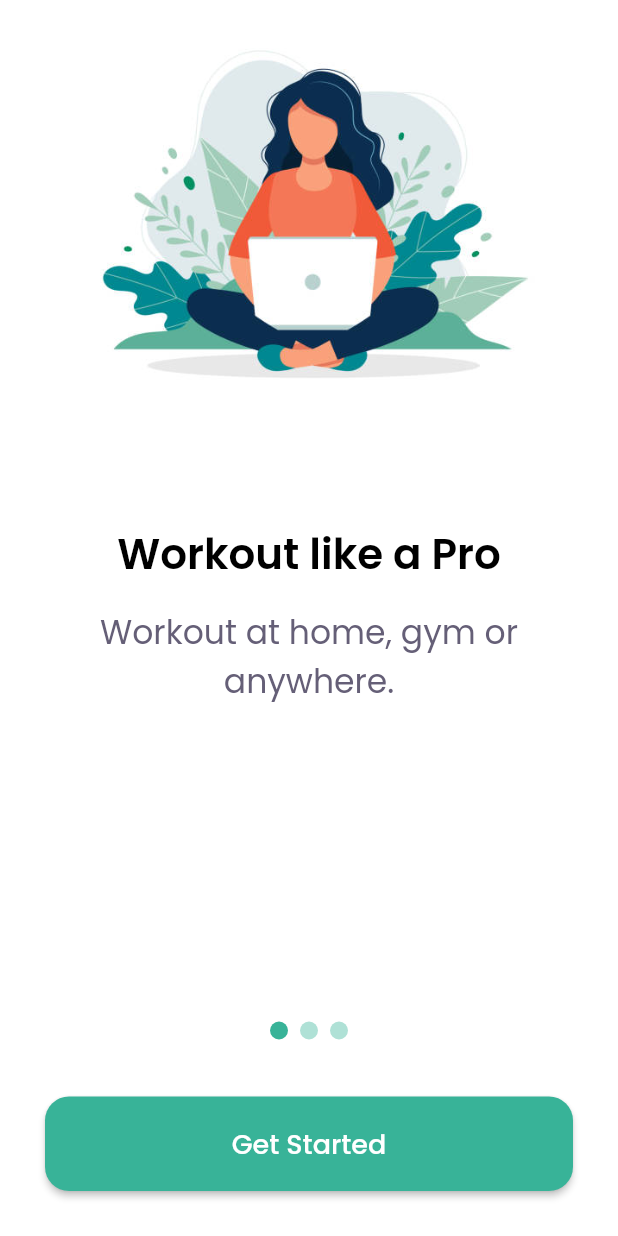
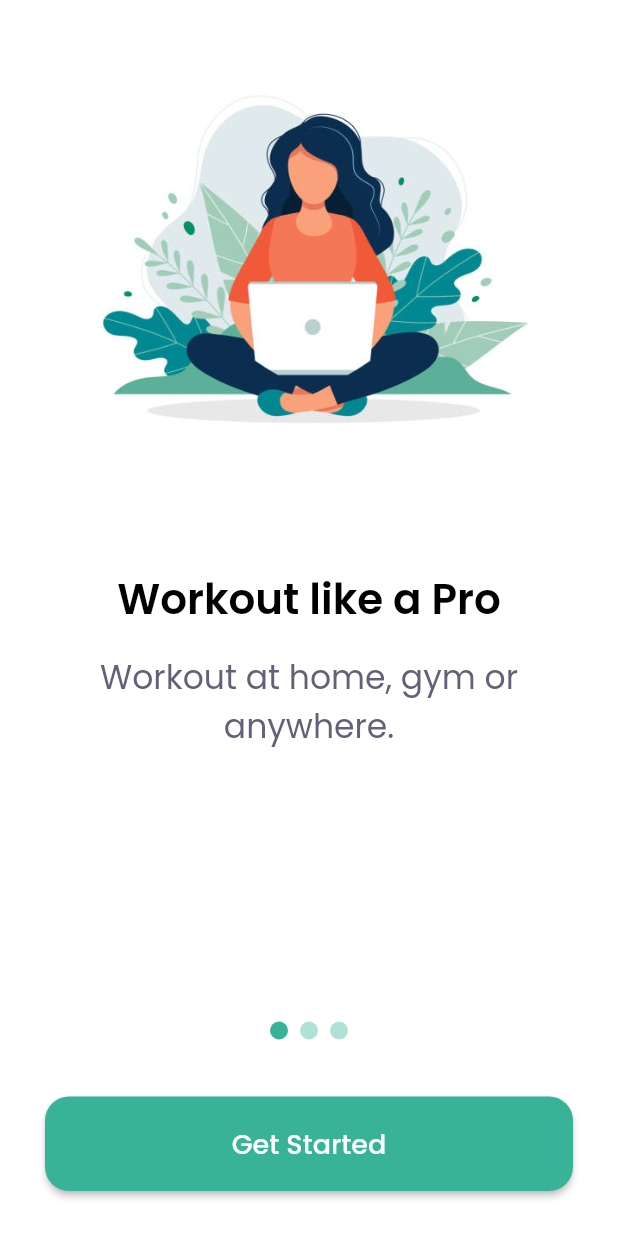
Before and after one commit to ayush712/fitness-app, a Flutter app: the screen it shows after launch, on a phone screen of 412 x 824 dp. Run offline on Flutter 3.47's test engine with Material 2 defaults, Android fonts, the phone set to English and light mode, and no system bars; drawn by our look-alikes of carousel_slider; our stand-ins replace form_field_validator; generated files the repository leaves out were written again.

Commit message:
style: pading in splash screen

```diff
--- a/lib/screens/splash/splash.dart
+++ b/lib/screens/splash/splash.dart
@@ -33,9 +33,7 @@ class _SplashState extends State<Splash> {
   @override
   Widget build(BuildContext context) {
     return Scaffold(
-      body: Padding(
-        padding: EdgeInsets.symmetric(horizontal: kSpaceBetweenTwoFields * 2),
-        child: Column(children: [
+      body: Column(children: [
         Expanded(
           child: CarouselSlider(
             items: getImageSliders(),
@@ -53,6 +51,10 @@ class _SplashState extends State<Splash> {
                 }),
           ),
         ),
+        Padding(
+          padding: EdgeInsets.symmetric(horizontal: kSpaceBetweenTwoFields * 2),
+          child: Column(
+            children: [
               Row(
                 mainAxisAlignment: MainAxisAlignment.center,
                 children: getImageList().asMap().entries.map((entry) {
@@ -61,7 +63,8 @@ class _SplashState extends State<Splash> {
                     child: Container(
                       width: 12.0,
                       height: 12.0,
-                  margin: EdgeInsets.symmetric(vertical: 8.0, horizontal: 4.0),
+                      margin:
+                          EdgeInsets.symmetric(vertical: 8.0, horizontal: 4.0),
                       decoration: BoxDecoration(
                           shape: BoxShape.circle,
                           color: (Theme.of(context).primaryColor)
@@ -82,8 +85,10 @@ class _SplashState extends State<Splash> {
                   ),
                 ],
               ),
+            ],
+          ),
+        ),
       ]),
-      ),
     );
   }
 
@@ -109,9 +114,15 @@ class _SplashState extends State<Splash> {
   List<Widget> getImageSliders() {
     return getImageList()
         .map(
-          (item) => Column(
+          (item) => Padding(
+            padding:
+                EdgeInsets.symmetric(horizontal: kSpaceBetweenTwoFields * 2),
+            child: Column(
               crossAxisAlignment: CrossAxisAlignment.center,
               children: <Widget>[
+                SizedBox(
+                  height: kSpaceBetweenTwoFields * 2,
+                ),
                 Image.asset(item.imagePath),
                 SizedBox(
                   height: kSpaceBetweenTwoFields * 4,
@@ -132,6 +143,7 @@ class _SplashState extends State<Splash> {
                       Provider.of<ThemeModel>(context).currentTheme),
                 ),
               ],
+            ),
           ),
         )
         .toList();
```
Lines whose indentation alone changed are shown as unchanged.
